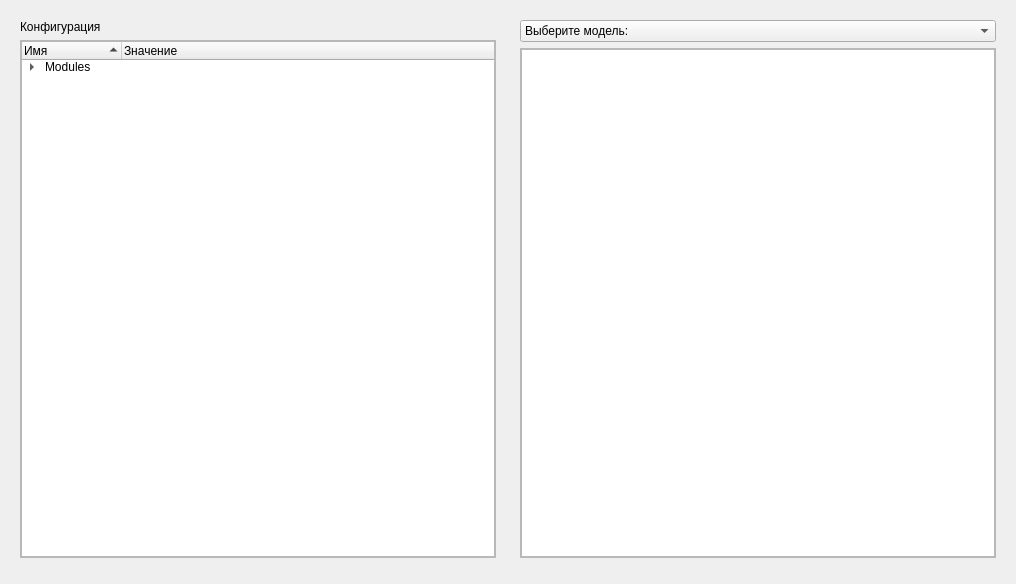
This is cmd/python/ui/project.ui in BIQ-Cat/EasyServer as Qt 5 draws it before an edit. The edited form follows.
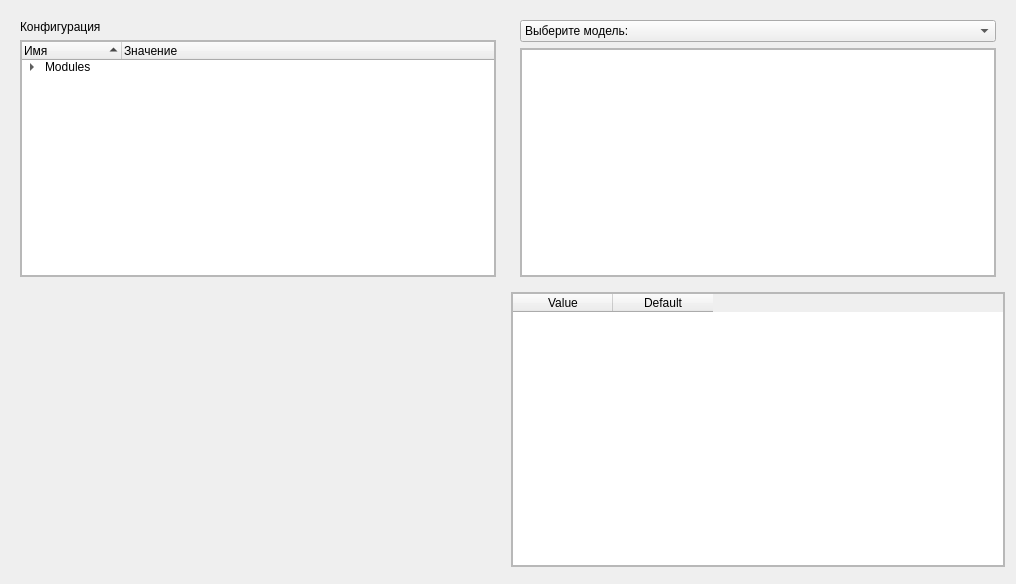
This is the edited form.

Commit message: added windows dll support

What changed in the file:
```diff
--- a/cmd/python/ui/project.ui
+++ b/cmd/python/ui/project.ui
@@ -44,8 +44,8 @@
           <rect>
            <x>0</x>
            <y>0</y>
-           <width>476</width>
-           <height>498</height>
+           <width>469</width>
+           <height>216</height>
           </rect>
          </property>
          <layout class="QHBoxLayout" name="horizontalLayout_2">
@@ -101,8 +101,8 @@
           <rect>
            <x>0</x>
            <y>0</y>
-           <width>476</width>
-           <height>506</height>
+           <width>470</width>
+           <height>222</height>
           </rect>
          </property>
          <layout class="QHBoxLayout" name="horizontalLayout">
@@ -309,6 +309,54 @@
    <item row="2" column="1">
     <widget class="QWidget" name="widget_3" native="true"/>
    </item>
+   <item row="1" column="2">
+    <widget class="QScrollArea" name="scrollArea_3">
+     <property name="widgetResizable">
+      <bool>true</bool>
+     </property>
+     <widget class="QWidget" name="scrollAreaWidgetContents">
+      <property name="geometry">
+       <rect>
+        <x>0</x>
+        <y>0</y>
+        <width>491</width>
+        <height>267</height>
+       </rect>
+      </property>
+      <layout class="QHBoxLayout" name="horizontalLayout_3">
+       <property name="spacing">
+        <number>0</number>
+       </property>
+       <property name="leftMargin">
+        <number>0</number>
+       </property>
+       <property name="topMargin">
+        <number>0</number>
+       </property>
+       <property name="rightMargin">
+        <number>0</number>
+       </property>
+       <property name="bottomMargin">
+        <number>0</number>
+       </property>
+       <item>
+        <widget class="QTableWidget" name="envTable">
+         <column>
+          <property name="text">
+           <string>Value</string>
+          </property>
+         </column>
+         <column>
+          <property name="text">
+           <string>Default</string>
+          </property>
+         </column>
+        </widget>
+       </item>
+      </layout>
+     </widget>
+    </widget>
+   </item>
   </layout>
  </widget>
  <resources/>
```
Left out of the diff: 5 changed lines with no effect on the pictures. The commit also changes 4 other files.
